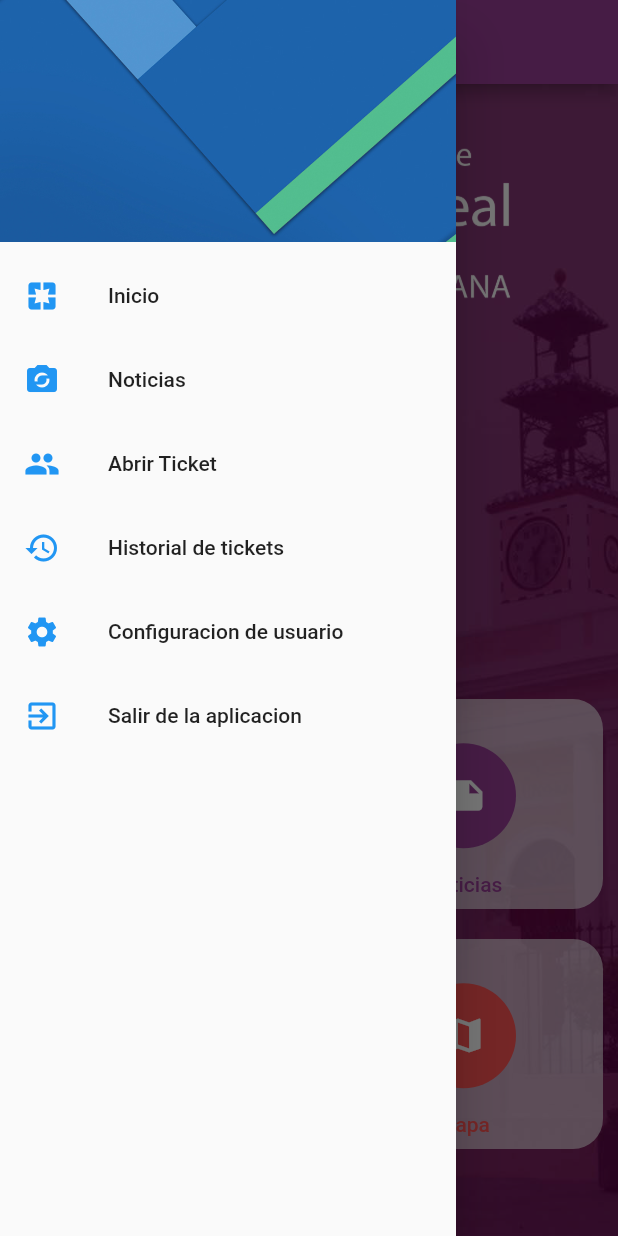
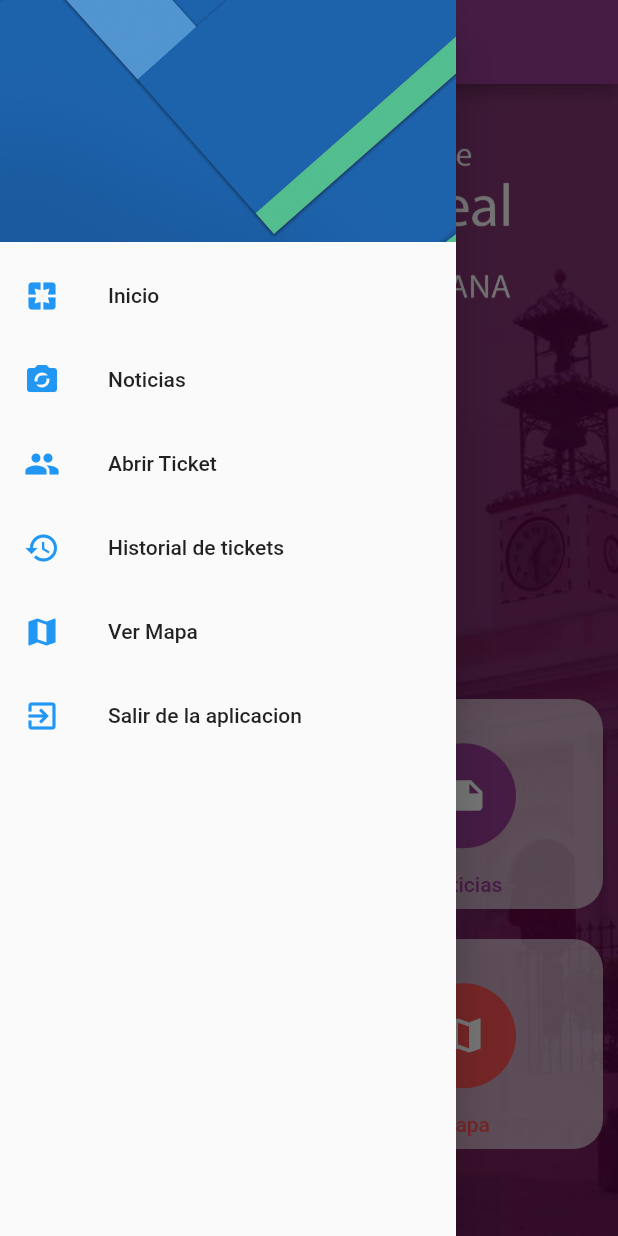
Before and after one commit to AyuntamientoPuertoReal/app-participacion, a Flutter app: the screen it shows after launch, with the side drawer open, on a phone screen of 412 x 824 dp. Run offline on Flutter 3.47's test engine with Material 2 defaults, Android fonts, the phone set to English and light mode, and no system bars; our stand-ins replace flutter_html, flutter_map, geolocator, image_picker, latlong, rxdart and 1 more; missing offline and left inert: encrypt, flutter_udid, mime_type; statements that could not run were skipped.

Commit message:
Arreglo de widget lateral navigator

```diff
--- a/lib/src/widgets/menu_lateral.dart
+++ b/lib/src/widgets/menu_lateral.dart
@@ -47,14 +47,16 @@ class MenuLateralWidget extends StatelessWidget {
            onTap: () {
             // Navigator.pop(context);
              //Navigator.pushReplacementNamed(context, SettingsPage.routeName);
+             Navigator.pushNamed(context, 'historial');
            },
          ),
          ListTile(
-           leading: Icon(Icons.settings, color: Colors.blue,),
-           title: Text('Configuracion de usuario'),
+           leading: Icon(Icons.map, color: Colors.blue,),
+           title: Text('Ver Mapa'),
            onTap: () {
             // Navigator.pop(context);
              //Navigator.pushReplacementNamed(context, SettingsPage.routeName);
+             Navigator.pushNamed(context, 'mapa');
            },
          ),
          ListTile(
```
